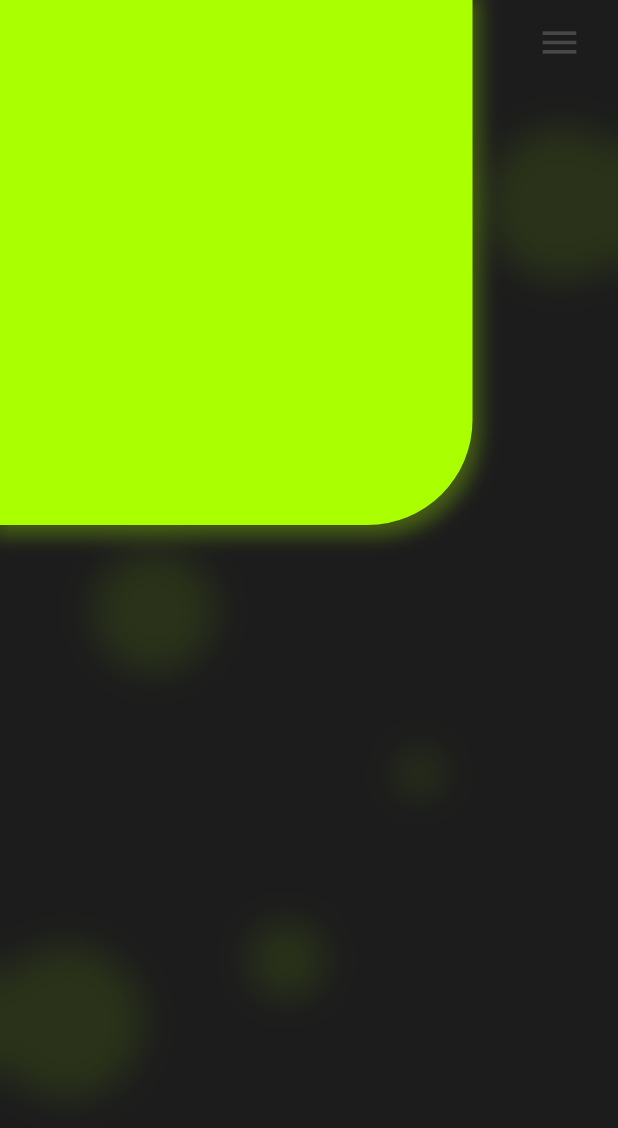
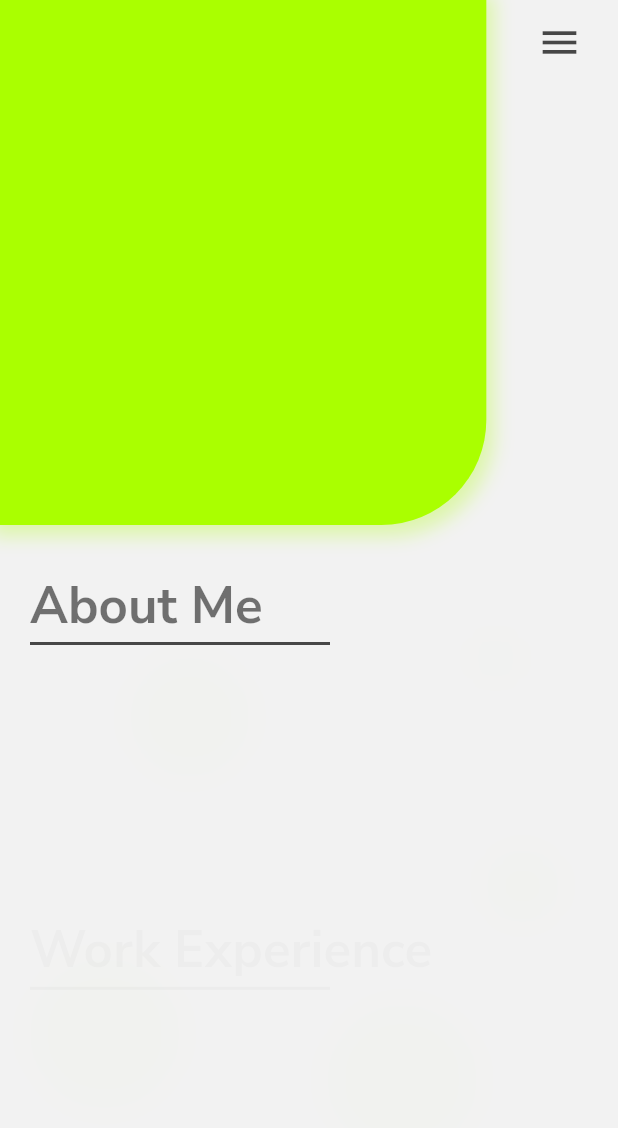
Before and after one commit to medinabotadev/cv_app, a Flutter app: the screen it shows after launch, on a phone screen of 412 x 824 dp. Shown: the top 1128 px of the screen. Run offline on Flutter 3.47's test engine with Material 2 defaults, Android fonts, the light colour scheme and no system bars; our stand-ins replace flutter_svg.

Commit message:
sections animations ended

```diff
--- a/lib/main.dart
+++ b/lib/main.dart
@@ -48,7 +48,8 @@ class MyApp extends StatelessWidget {
           ),
           headline4: TextStyle(
             fontFamily: 'NunitoSans',
-            height: 1.0
+            fontWeight: FontWeight.w700,
+            height: 1.4
           ),
           headline5: TextStyle(
             fontFamily: 'NunitoSans',
@@ -74,10 +75,10 @@ class MyApp extends StatelessWidget {
           ),
         dividerColor: Theme.of(context).primaryColor.withOpacity(0.2),
         focusColor: Theme.of(context).primaryColor,
-        hintColor: const Color(0xFF474747),
+        hintColor: const Color(0xFFa8a7a8),
         iconTheme: const IconThemeData(
           size: 30.0,
-          color: Color(0xFF474747)
+          color: Color(0xFFa8a7a8)
         ),
         textTheme: const TextTheme(
           headline1: TextStyle(
@@ -97,7 +98,9 @@ class MyApp extends StatelessWidget {
           ),
           headline4: TextStyle(
             fontFamily: 'NunitoSans',
-            height: 1.0
+            color: Color(0xFFFFFFFF),
+            fontWeight: FontWeight.w700,
+            height: 1.4
           ),
           headline5: TextStyle(
             fontFamily: 'NunitoSans',
@@ -109,8 +112,8 @@ class MyApp extends StatelessWidget {
           ),
         )
       ),
-      themeMode: ThemeMode.dark,
-      initialRoute: '/HomeScreen',
+      themeMode: ThemeMode.light,
+      initialRoute: '/SplashScreen',
       routes: getRoutes(context),
     );
   }
--- /dev/null
+++ b/lib/src/models/section.dart
@@ -0,0 +1,27 @@
+// ignore_for_file: non_constant_identifier_names
+
+class Section{
+  String name   = '';
+  String route  = '';
+
+  Section({
+    required this.name,
+    required this.route
+  });
+}
+
+class SectionList{
+  List<Section> _sectionList = [];
+
+  SectionList(){
+    _sectionList = [
+      Section(name: 'About Me',        route: '/AboutMe'),
+      Section(name: 'Work Experience', route: '/WorkExperience'),
+      Section(name: 'Projects',        route: '/Projects'),
+      Section(name: 'Education',       route: '/Education'),
+      Section(name: 'Contact',         route: '/Contact'),
+    ];
+  }
+
+  List<Section> get sectionList => _sectionList;
+}
--- /dev/null
+++ b/lib/src/providers/home_screen_provider.dart
@@ -0,0 +1,12 @@
+import '../models/section.dart';
+
+class HomeScreenProvider{
+  List<Section> getSections() {
+    List<Section> sections = [];
+    SectionList _sectionList = SectionList();
+    for (var element in _sectionList.sectionList) {
+      sections.add(element);
+    }
+    return sections;
+  }
+}
--- a/lib/src/screens/home_screen.dart
+++ b/lib/src/screens/home_screen.dart
@@ -1,10 +1,12 @@
-import 'dart:math';
 import 'dart:ui';
-
 import 'package:flutter/material.dart';
 import 'package:flutter/painting.dart';
 import 'package:flutter/rendering.dart';
-import 'package:my_cv_app/src/widgets/home_screen_header.dart';
+
+import '../widgets/home_screen_section.dart';
+import '../models/section.dart';
+import '../providers/home_screen_provider.dart';
+import '../widgets/home_screen_header.dart';
 import '../widgets/home_screen_background.dart';
 
 class HomeScreen extends StatefulWidget {
@@ -15,6 +17,15 @@ class HomeScreen extends StatefulWidget {
 }
 
 class _HomeScreenState extends State<HomeScreen> with TickerProviderStateMixin{
+  HomeScreenProvider homeScreenProvider = HomeScreenProvider();
+  List<Section>      sections           = [];
+  @override
+  void initState() {
+    homeScreenProvider.getSections().forEach((Section section){
+      sections.add(section);
+    });
+    super.initState();
+  }
   @override
   Widget build(BuildContext context) {
     return Scaffold(
@@ -37,7 +48,7 @@ class _HomeScreenState extends State<HomeScreen> with TickerProviderStateMixin{
           const HomeScreenBackground(),
           HomeScreenHeader(
             child: Container(
-              width: 315.0,
+              width: 325.0,
               height: 350.0,
               decoration: BoxDecoration(
                 color: Theme.of(context).primaryColor,
@@ -51,7 +62,8 @@ class _HomeScreenState extends State<HomeScreen> with TickerProviderStateMixin{
                 ],
               ),
             ),
-          )
+          ),
+          HomeScreenSection(sections: sections,)
         ],
       )
     );
--- a/lib/src/screens/splash_screen.dart
+++ b/lib/src/screens/splash_screen.dart
@@ -96,8 +96,8 @@ class _SplashScreenState extends State<SplashScreen> with TickerProviderStateMix
                       mainAxisAlignment: MainAxisAlignment.center,
                       crossAxisAlignment: CrossAxisAlignment.start,
                       children: [
-                        Text('Jesús', style: Theme.of(context).textTheme.headline2!.merge(TextStyle(fontWeight: FontWeight.w100, fontStyle: FontStyle.italic  , color: Theme.of(context).colorScheme.brightness != Brightness.light ? Theme.of(context).primaryColor : Theme.of(context).colorScheme.secondary)),),
-                        Text('Medina', style: Theme.of(context).textTheme.headline2!.merge(TextStyle(fontWeight: FontWeight.w700, fontStyle: FontStyle.italic , color: Theme.of(context).colorScheme.brightness != Brightness.light ? Theme.of(context).primaryColor : Theme.of(context).colorScheme.secondary))),
+                        Text('Jesús', style: Theme.of(context).textTheme.headline2!.merge(TextStyle(fontWeight: FontWeight.w100, fontStyle: FontStyle.italic  , color: Theme.of(context).colorScheme.brightness != Brightness.light ? Theme.of(context).primaryColor : Theme.of(context).hintColor)),),
+                        Text('Medina', style: Theme.of(context).textTheme.headline2!.merge(TextStyle(fontWeight: FontWeight.w700, fontStyle: FontStyle.italic , color: Theme.of(context).colorScheme.brightness != Brightness.light ? Theme.of(context).primaryColor : Theme.of(context).hintColor))),
                         Row(
                           children: <Widget>[
                             SvgPicture.asset('assets/img/flutter.svg'),
--- a/lib/src/widgets/home_screen_header.dart
+++ b/lib/src/widgets/home_screen_header.dart
@@ -13,7 +13,7 @@ class HomeScreenHeader extends StatefulWidget {
 
 class _HomeScreenHeaderState extends State<HomeScreenHeader> with SingleTickerProviderStateMixin{
   late AnimationController animationController;
-  late Animation<double>   moveHeaderUp;
+  late Animation<double>   moveHeaderRight;
   late Animation<double>   fadeHeaderIn;
 
   @override
@@ -22,8 +22,8 @@ class _HomeScreenHeaderState extends State<HomeScreenHeader> with SingleTickerPr
     fadeHeaderIn  = Tween(begin: 0.0, end: 1.0).animate(
       CurvedAnimation(parent: animationController, curve: const Interval(0.0, 0.25, curve: Curves.easeInOutExpo))
     );
-    moveHeaderUp  = Tween(begin: 200.0, end: 0.0).animate(
-      CurvedAnimation(parent: animationController, curve: const Interval(0.0, 0.25, curve: Curves.easeInOutExpo))
+    moveHeaderRight  = Tween(begin: -200.0, end: 0.0).animate(
+      CurvedAnimation(parent: animationController, curve: const Interval(0.0, 0.25, curve: Curves.elasticOut))
     );
     super.initState();
   }
@@ -39,10 +39,10 @@ class _HomeScreenHeaderState extends State<HomeScreenHeader> with SingleTickerPr
       animation: animationController,
       builder: (BuildContext context, child){
           return Positioned(
-          left: 0,
-          top: moveHeaderUp.value,
+          left: moveHeaderRight.value,
+          top: 0,
           child: Opacity(
-            opacity: fadeHeaderIn.value,
+            opacity: 1,
             child: widget.child
           ),
         );
--- /dev/null
+++ b/lib/src/widgets/home_screen_section.dart
@@ -0,0 +1,131 @@
+import 'package:flutter/material.dart';
+import '../models/section.dart';
+
+class HomeScreenSection extends StatefulWidget {
+  final List<Section> sections;
+  const HomeScreenSection({
+    Key? key,
+    required this.sections
+  }) : super(key: key);
+
+  @override
+  _HomeScreenSectionState createState() => _HomeScreenSectionState();
+}
+
+class _HomeScreenSectionState extends State<HomeScreenSection> with SingleTickerProviderStateMixin{
+  late AnimationController animationController;
+  late Animation<double>   moveSectionUpFirst;
+  late Animation<double>   moveSectionUpSecond;
+  late Animation<double>   moveSectionUpThird;
+  late Animation<double>   moveSectionUpFourth;
+  late Animation<double>   moveSectionUpFifth;
+  late List<Animation>     moveSectionUpList;
+  late Animation<double>   fadeSectionInFirst;
+  late Animation<double>   fadeSectionInSecond;
+  late Animation<double>   fadeSectionInThird;
+  late Animation<double>   fadeSectionInFourth;
+  late Animation<double>   fadeSectionInFifth;
+  late List<Animation>     fadeSectionInList;
+  @override
+  void initState() {
+    animationController = AnimationController(vsync: this, duration: const Duration(milliseconds: 3000));
+    moveSectionUpFirst = Tween(begin: 150.0, end: 0.0).animate(
+      CurvedAnimation(parent: animationController, curve: const Interval(0.0, 0.20, curve: Curves.easeInOutQuart))
+    );
+    moveSectionUpSecond = Tween(begin: 150.0, end: 0.0).animate(
+      CurvedAnimation(parent: animationController, curve: const Interval(0.21, 0.40, curve: Curves.easeInOutQuart))
+    );
+    moveSectionUpThird = Tween(begin: 150.0, end: 0.0).animate(
+      CurvedAnimation(parent: animationController, curve: const Interval(0.41, 0.60, curve: Curves.easeInOutQuart))
+    );
+    moveSectionUpFourth = Tween(begin: 150.0, end: 0.0).animate(
+      CurvedAnimation(parent: animationController, curve: const Interval(0.61, 0.8, curve: Curves.easeInOutQuart))
+    );
+    moveSectionUpFifth = Tween(begin: 150.0, end: 0.0).animate(
+      CurvedAnimation(parent: animationController, curve: const Interval(0.81, 1.0, curve: Curves.easeInOutQuart))
+    );
+    fadeSectionInFirst = Tween(begin: 0.0, end: 1.0).animate(
+      CurvedAnimation(parent: animationController, curve: const Interval(0.0, 0.20, curve: Curves.easeInOutQuart))
+    );
+    fadeSectionInSecond = Tween(begin: 0.0, end: 1.0).animate(
+      CurvedAnimation(parent: animationController, curve: const Interval(0.21, 0.40, curve: Curves.easeInOutQuart))
+    );
+    fadeSectionInThird = Tween(begin: 0.0, end: 1.0).animate(
+      CurvedAnimation(parent: animationController, curve: const Interval(0.41, 0.60, curve: Curves.easeInOutQuart))
+    );
+    fadeSectionInFourth = Tween(begin: 0.0, end: 1.0).animate(
+      CurvedAnimation(parent: animationController, curve: const Interval(0.61, 0.80, curve: Curves.easeInOutQuart))
+    );
+    fadeSectionInFifth = Tween(begin: 0.0, end: 1.0).animate(
+      CurvedAnimation(parent: animationController, curve: const Interval(0.81, 1.0, curve: Curves.easeInOutQuart))
+    );
+    moveSectionUpList = [
+      moveSectionUpFirst,
+      moveSectionUpSecond,
+      moveSectionUpThird,
+      moveSectionUpFourth,
+      moveSectionUpFifth,
+    ];
+    fadeSectionInList = [
+      fadeSectionInFirst,
+      fadeSectionInSecond,
+      fadeSectionInThird,
+      fadeSectionInFourth,
+      fadeSectionInFifth,
+    ];
+    super.initState();
+
+  }
+
+  @override
+  void dispose() {
+    animationController.dispose();
+    super.dispose();
+  }
+  @override
+  Widget build(BuildContext context) {
+    animationController.forward();
+    return  Positioned(
+      top: 380.0,
+      left: 20.0,
+      child: Column(
+        mainAxisAlignment: MainAxisAlignment.spaceBetween,
+        crossAxisAlignment: CrossAxisAlignment.start,
+        children: _generateChildrens(widget.sections, context, animationController, moveSectionUpList, fadeSectionInList)
+      )
+    );
+  }
+    List<Widget> _generateChildrens(List<Section> sections, BuildContext context, AnimationController animationController, List<Animation> moveSectionUpList, List<Animation> fadeSectionInList) {
+      var list = sections.map<List<Widget>>((section) {
+          var index      = sections.indexOf(section);
+          var widgetList = <Widget>[];
+          widgetList.add(
+            AnimatedBuilder(
+              animation: animationController,
+              builder: (BuildContext context, child){
+                return Transform.translate(
+                  offset: Offset(0, moveSectionUpList[index % 5].value),
+                  child: Opacity(opacity: fadeSectionInList[index % 5].value, child: Text(section.name, style: Theme.of(context).textTheme.headline4,))
+                );
+              },
+            )
+          );
+          widgetList.add(
+            AnimatedBuilder(
+              animation: animationController,
+              builder: (BuildContext context, child){
+                return Transform.translate(
+                  offset: Offset(0, moveSectionUpList[index % 6].value),
+                  child: Opacity(opacity: fadeSectionInList[index % 5].value, child: Container(width: 200.0, height: 2.0, color: Theme.of(context).hintColor))
+                );
+              },
+            )
+          );
+          widgetList.add(const SizedBox(height: 35.0,));
+          return widgetList;
+        },
+      ).toList();
+    var flat = list.expand((i) => i).toList();
+    return flat;
+  }
+}
```
Also changed, not shown: lib/src/widgets/home_screen_section_divider.dart (added).
